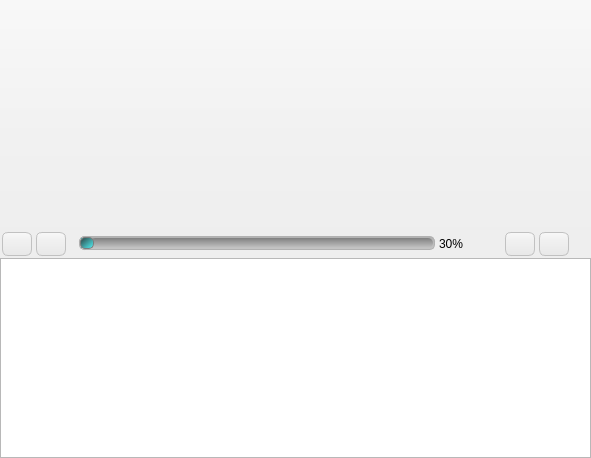
Before: the Qt Designer form src/ui/player.ui in HuayraLinux/huayra-tda, drawn with Qt 5.
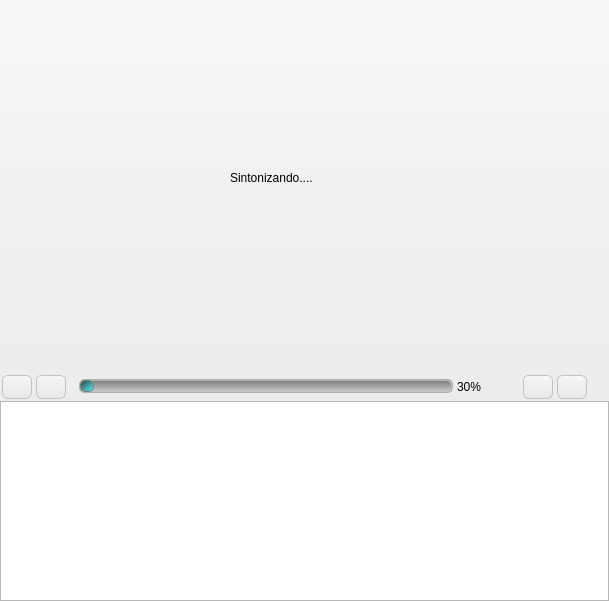
After: the same form once the commit is applied. Icons and pictures are not drawn.

```diff
--- a/src/ui/player.ui
+++ b/src/ui/player.ui
@@ -9,8 +9,8 @@
    <rect>
     <x>0</x>
     <y>0</y>
-    <width>591</width>
-    <height>458</height>
+    <width>609</width>
+    <height>601</height>
    </rect>
   </property>
   <property name="maximumSize">
@@ -120,6 +120,29 @@
        </property>
       </spacer>
      </item>
+     <item>
+      <widget class="QStackedWidget" name="paginador">
+       <property name="currentIndex">
+        <number>0</number>
+       </property>
+       <widget class="QWidget" name="page_1">
+        <widget class="QLabel" name="label">
+         <property name="geometry">
+          <rect>
+           <x>230</x>
+           <y>170</y>
+           <width>141</width>
+           <height>16</height>
+          </rect>
+         </property>
+         <property name="text">
+          <string>Sintonizando....</string>
+         </property>
+        </widget>
+       </widget>
+       <widget class="QWidget" name="page_3"/>
+      </widget>
+     </item>
     </layout>
    </item>
    <item>
```
